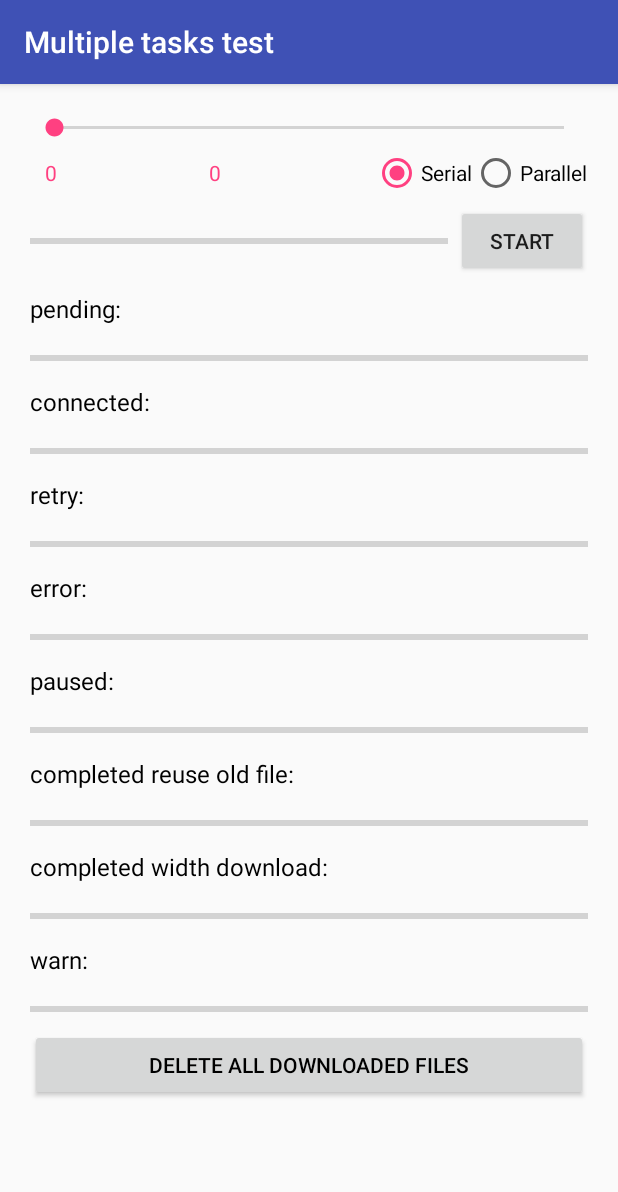
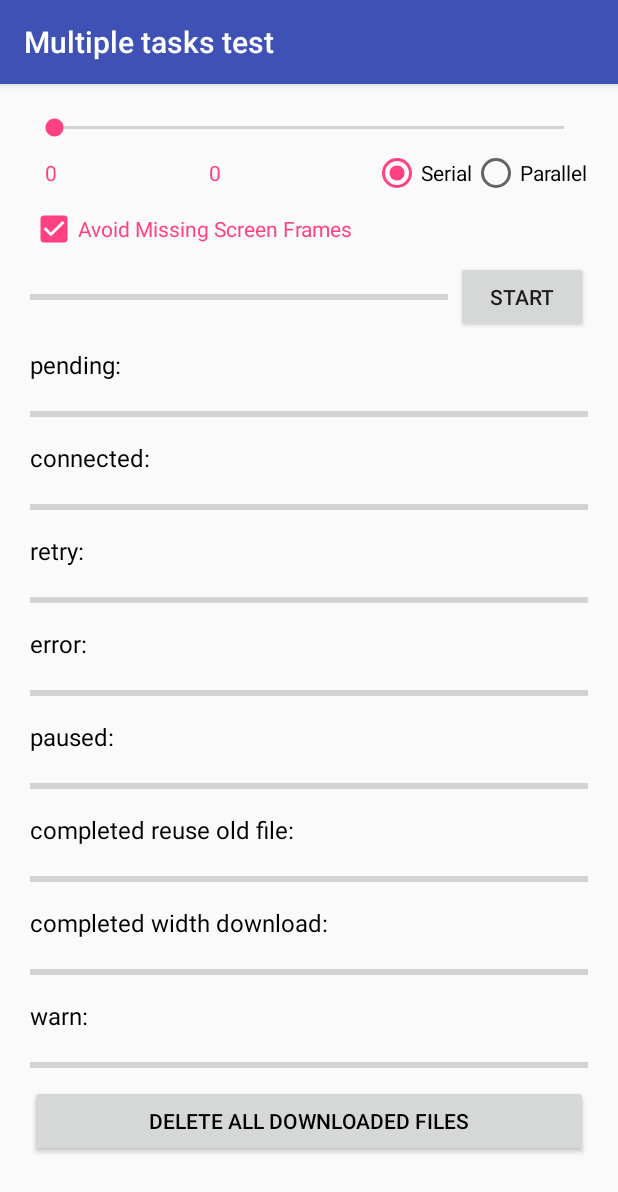
Before and after one commit to lingochamp/FileDownloader, an Android app: the MultitaskTestActivity screen opened directly, with no data from a screen before it, on a phone screen of 412 x 824 dp. Shown: the top 1192 px of the screen. Run offline under Robolectric (Android 15) with nearby library versions, the phone set to English and light mode, and no system bars; libraries missing offline, so code that uses them is left out: junit.framework.

Commit message:
test(Avoid Missing Screen Frames): add Avoid Missing Screen Frames test to MultitaskTestActivity

```diff
--- a/demo/src/main/java/com/liulishuo/filedownloader/demo/MultitaskTestActivity.java
+++ b/demo/src/main/java/com/liulishuo/filedownloader/demo/MultitaskTestActivity.java
@@ -21,6 +21,8 @@ import android.support.v7.app.AppCompatActivity;
 import android.util.Log;
 import android.view.View;
 import android.widget.Button;
+import android.widget.CheckBox;
+import android.widget.CompoundButton;
 import android.widget.ProgressBar;
 import android.widget.RadioButton;
 import android.widget.RadioGroup;
@@ -121,6 +123,17 @@ public class MultitaskTestActivity extends AppCompatActivity {
             }
         });
 
+        avoidMissFrameCb.setChecked(FileDownloader.isEnabledAvoidDropFrame());
+        avoidMissFrameCb.setOnCheckedChangeListener(new CompoundButton.OnCheckedChangeListener() {
+            @Override
+            public void onCheckedChanged(CompoundButton buttonView, boolean isChecked) {
+                if (isChecked) {
+                    FileDownloader.enableAvoidDropFrame();
+                } else {
+                    FileDownloader.disableAvoidDropFrame();
+                }
+            }
+        });
     }
 
     private long start = 0;
@@ -375,6 +388,7 @@ public class MultitaskTestActivity extends AppCompatActivity {
     private RadioGroup wayRgp;
     private RadioButton serialRbtn;
     private RadioButton parallelRbtn;
+    private CheckBox avoidMissFrameCb;
     private ProgressBar overTaskPb;
     private Button actionBtn;
     private TextView pendingTv;
@@ -413,6 +427,7 @@ public class MultitaskTestActivity extends AppCompatActivity {
         wayRgp = (RadioGroup) findViewById(R.id.way_rgp);
         serialRbtn = (RadioButton) findViewById(R.id.serial_rbtn);
         parallelRbtn = (RadioButton) findViewById(R.id.parallel_rbtn);
+        avoidMissFrameCb = (CheckBox) findViewById(R.id.avoid_miss_frame_cb);
         overTaskPb = (ProgressBar) findViewById(R.id.over_task_pb);
         actionBtn = (Button) findViewById(R.id.action_btn);
         pendingTv = (TextView) findViewById(R.id.pending_tv);
--- a/demo/src/main/res/layout/activity_mutitask_test.xml
+++ b/demo/src/main/res/layout/activity_mutitask_test.xml
@@ -83,6 +83,17 @@
 
 
         </LinearLayout>
+
+        <CheckBox
+            android:id="@+id/avoid_miss_frame_cb"
+            android:layout_width="wrap_content"
+            android:layout_height="wrap_content"
+            android:layout_marginTop="5dp"
+            android:checked="true"
+            android:text="@string/avoid_missing_screen_frames"
+            android:maxLines="1"
+            android:textColor="@color/colorAccent"
+            android:textSize="14sp" />
 
         <LinearLayout
             android:layout_width="match_parent"
--- a/demo/src/main/res/values/strings.xml
+++ b/demo/src/main/res/values/strings.xml
@@ -36,5 +36,6 @@
     <string name="hybrid_test_multiple_tasks_parallel_title">Execute multiple tasks in parallel</string>
     <string name="hybrid_test_multiple_tasks_serial_title">Execute multiple tasks linearly</string>
     <string name="hybrid_test_single_task_title">Execute single task</string>
+    <string name="avoid_missing_screen_frames">Avoid Missing Screen Frames</string>
 
 </resources>
```
Also changed, not shown: 1 other file.
